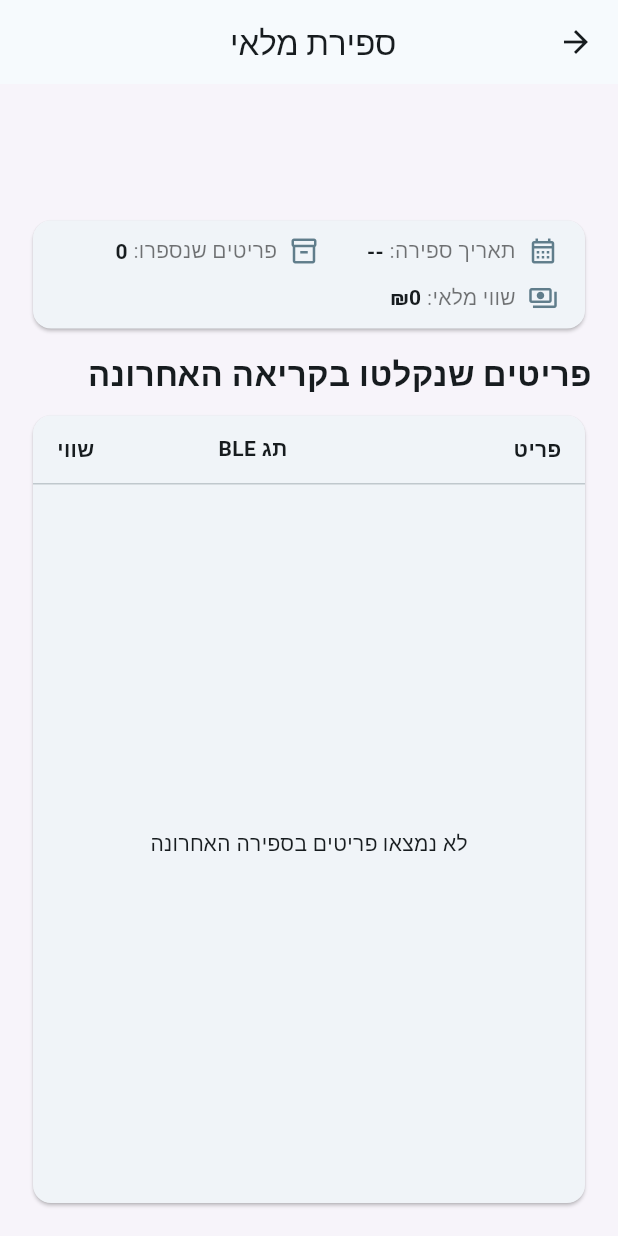
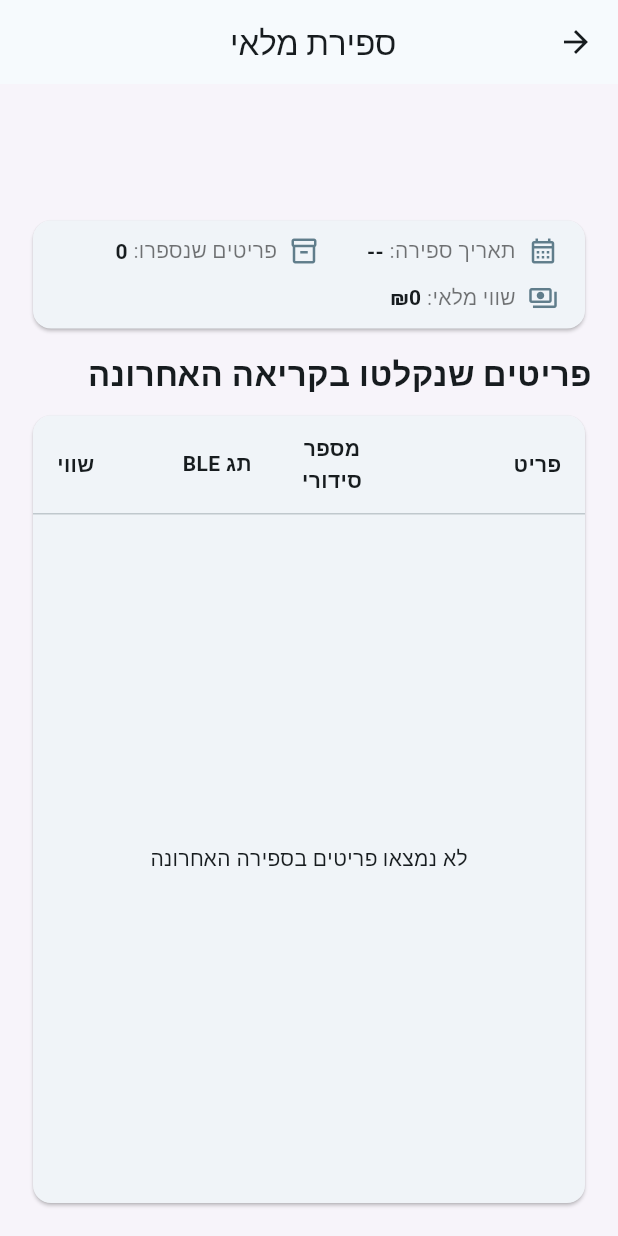
Before and after one commit to eqpulse/eqp-manager-web, a Flutter app: the InventoryPage screen opened directly with empty values, on a phone screen of 412 x 824 dp. Run offline on Flutter 3.47's test engine with Material 3 defaults, Android fonts, the phone set to English and light mode, and no system bars; our stand-ins replace supabase_flutter; accounts and stored records are empty.

Commit message:
Add serial number to inventory report

```diff
--- a/lib/pages/inventory_page.dart
+++ b/lib/pages/inventory_page.dart
@@ -184,6 +184,16 @@ class _InventoryPageState extends State<InventoryPage> {
                                         ),
                                       ),
                                       Expanded(
+  flex: 2,
+  child: Text(
+    'מספר סידורי',
+    textAlign: TextAlign.center,
+    style: TextStyle(
+      fontWeight: FontWeight.bold,
+    ),
+  ),
+),
+                                      Expanded(
                                         flex: 3,
                                         child: Text(
                                           'תג BLE',
@@ -236,6 +246,13 @@ class _InventoryPageState extends State<InventoryPage> {
                                                       flex: 4,
                                                       child: Text(item['item_name']?.toString() ?? ''),
                                                     ),
+                                                    Expanded(
+  flex: 2,
+  child: Text(
+    item['serial_number']?.toString() ?? '',
+    textAlign: TextAlign.center,
+  ),
+),
                                                     Expanded(
                                                       flex: 3,
                                                       child: Text(
```
